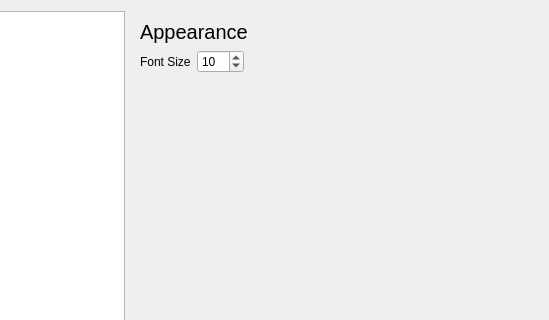
Above: settingswindow.ui from theCheeseboard/theterminal before the change; both pictures show x 86 to 635 and y 0 to 320 of the 635 by 432 pixel window. Below: the same form after it.
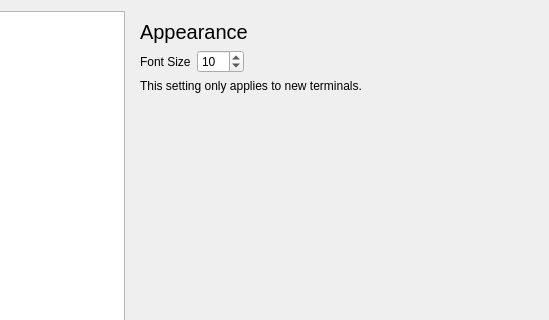
That is the form after the change. The open tabs and pages were chosen to show the change. Icons and pictures are not drawn.

Commit message: Add label about font size

The edit to the form file:
```diff
--- a/settingswindow.ui
+++ b/settingswindow.ui
@@ -255,6 +255,16 @@
            </property>
            <property name="text">
             <string>Appearance</string>
+           </property>
+          </widget>
+	     </item>
+		 <item row="2" column="0" colspan="3">
+          <widget class="QLabel" name="label_8">
+           <property name="text">
+            <string>This setting only applies to new terminals.</string>
+           </property>
+           <property name="wordWrap">
+            <bool>true</bool>
            </property>
           </widget>
          </item>
```
Left out of the diff: 2 changed lines with no effect on the pictures.
